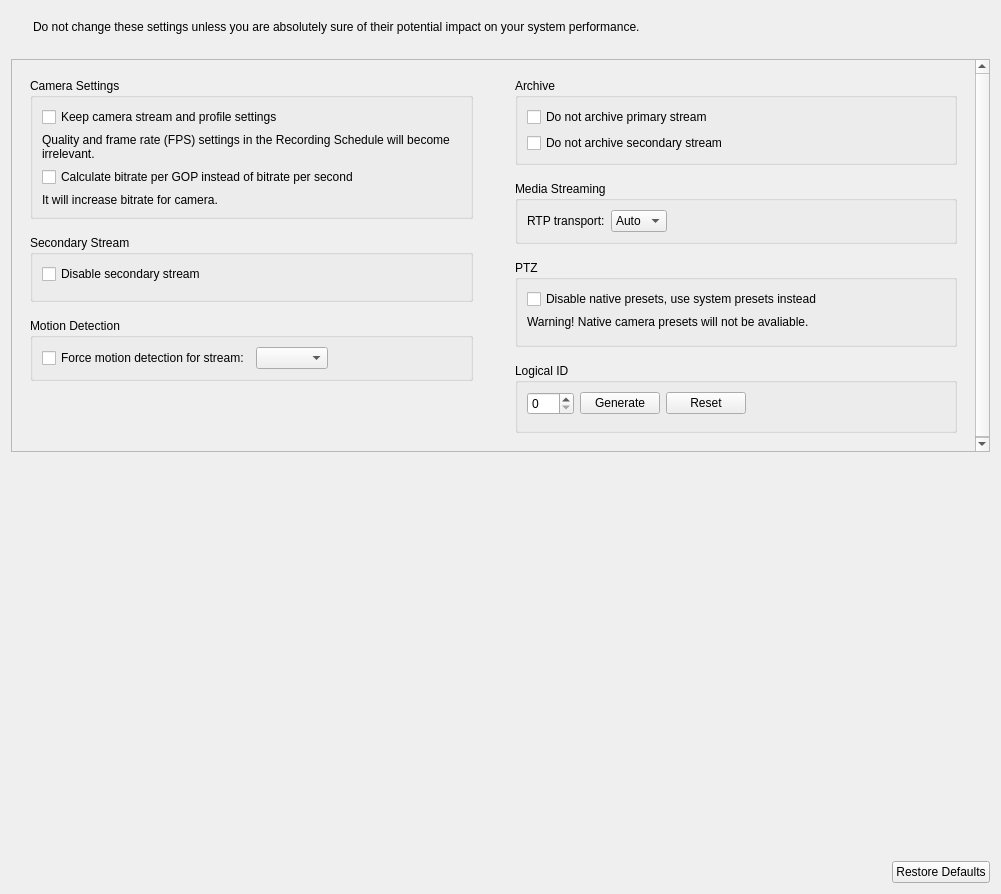
Old version of the form client/nx_client_desktop/src/ui/widgets/properties/expert_settings_widget.ui in the repository networkoptix/nx_open.
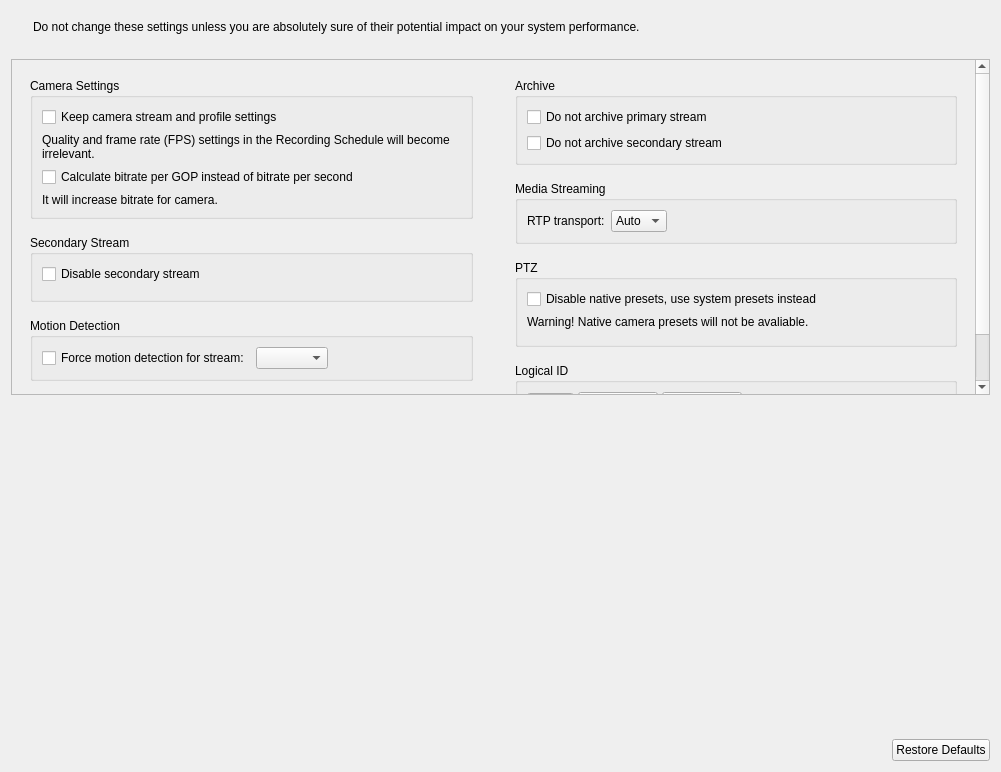
New version of the form. Custom widgets are drawn as their Qt base class.

```diff
--- a/client/nx_client_desktop/src/ui/widgets/properties/expert_settings_widget.ui
+++ b/client/nx_client_desktop/src/ui/widgets/properties/expert_settings_widget.ui
@@ -7,7 +7,7 @@
     <x>0</x>
     <y>0</y>
     <width>1001</width>
-    <height>894</height>
+    <height>772</height>
    </rect>
   </property>
   <layout class="QVBoxLayout" name="verticalLayout_5">
@@ -59,8 +59,8 @@
        <rect>
         <x>0</x>
         <y>0</y>
-        <width>981</width>
-        <height>384</height>
+        <width>967</width>
+        <height>422</height>
        </rect>
       </property>
       <layout class="QHBoxLayout" name="horizontalLayout_5" stretch="1,1">
@@ -428,6 +428,9 @@
             <layout class="QVBoxLayout" name="verticalLayout_11">
              <item>
               <layout class="QHBoxLayout" name="horizontalLayout_3">
+               <property name="spacing">
+                <number>4</number>
+               </property>
                <item>
                 <widget class="QSpinBox" name="logicalIdSpinBox">
                  <property name="maximum">
@@ -457,7 +460,7 @@
                  <property name="sizeHint" stdset="0">
                   <size>
                    <width>40</width>
-                   <height>20</height>
+                   <height>0</height>
                   </size>
                  </property>
                 </spacer>
```
Left out of the diff: 10 changed lines with no effect on the pictures.
